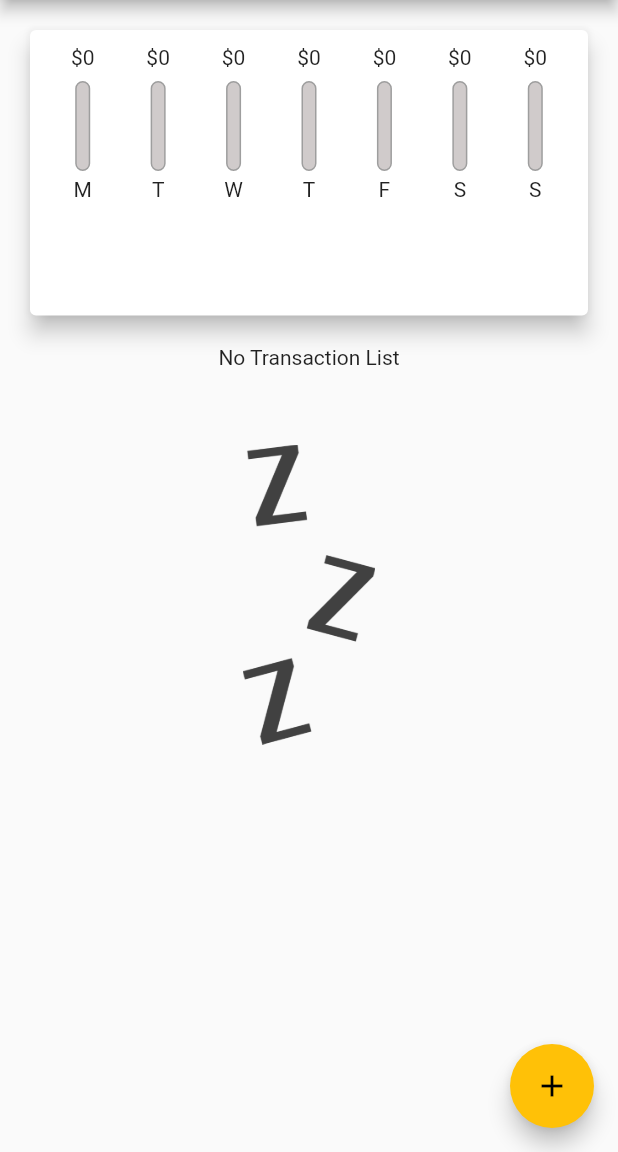
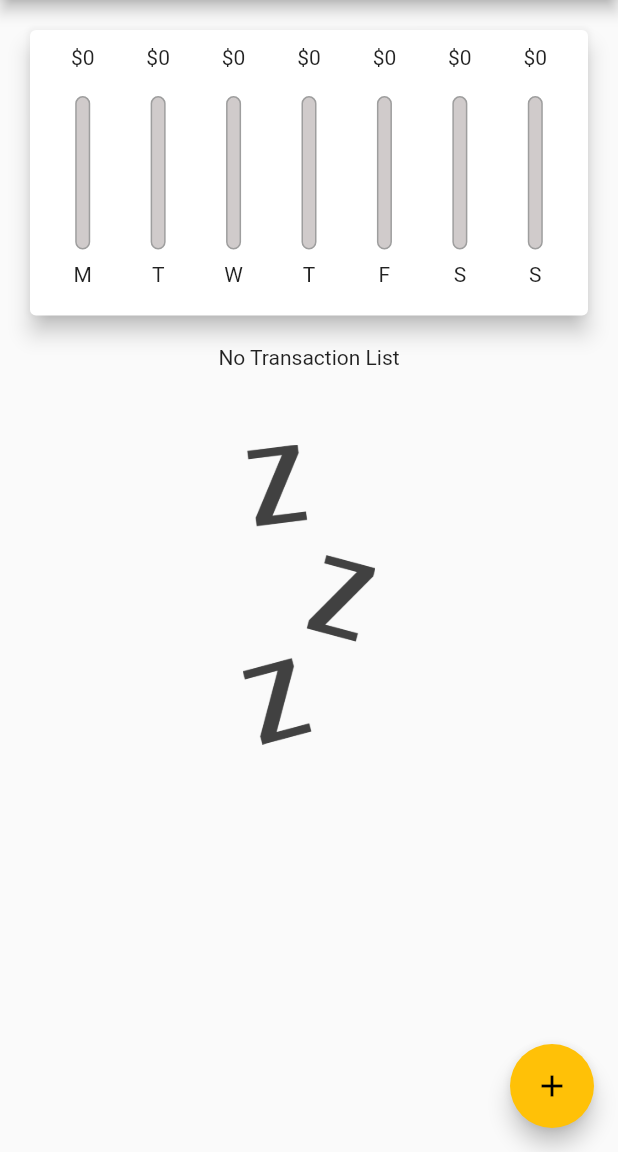
Before and after one commit to Jean-Lionel/flutter_budget_plan, a Flutter app: the screen it shows after launch, on a phone screen of 412 x 824 dp, the part 84-1236 px from its top. Run offline on Flutter 3.47's test engine with Material 2 defaults, Android fonts, the phone set to English and light mode, and no system bars.

Commit message:
set oriantation mobile

```diff
--- a/lib/widget/chart_bar.dart
+++ b/lib/widget/chart_bar.dart
@@ -9,17 +9,19 @@ class ChartBar extends StatelessWidget {
 
   @override
   Widget build(BuildContext context) {
+    return LayoutBuilder(
+      builder: (context, chart) {
         return Column(
           children: [
             Container(
-          height: 20,
+              height: chart.maxHeight * 0.15,
               child: Text('\$${spedingAmount.toStringAsFixed(0)}'),
             ),
-        const SizedBox(
-          height: 4,
+            SizedBox(
+              height: chart.maxHeight * 0.05,
             ),
             Container(
-          height: 60,
+              height: chart.maxHeight * 0.6,
               width: 10,
               child: Stack(
                 children: [
@@ -45,11 +47,21 @@ class ChartBar extends StatelessWidget {
                 ],
               ),
             ),
-        const SizedBox(
-          height: 4,
+            SizedBox(
+              height: chart.maxHeight * 0.05,
             ),
-        Text(label),
+            Container(
+              height: chart.maxHeight * 0.1,
+              child: Flexible(
+                fit: FlexFit.tight,
+                child: Text(label),
+              ),
+            ),
           ],
         );
+      },
+    );
+
+
   }
 }
```
Lines whose indentation alone changed are shown as unchanged.
